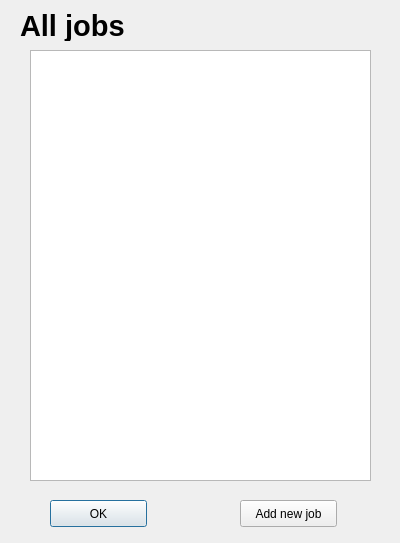
Above: dialogs/job/JobIndex.ui from supermaximo93/Computing_Project before the change. Below: the same form after it.
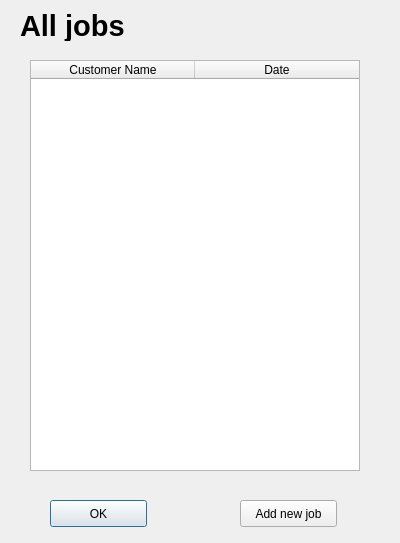
That is the form after the change.

Commit message: Changed the list widget in the Job index screen to a table widget

```diff
--- a/dialogs/job/JobIndex.ui
+++ b/dialogs/job/JobIndex.ui
@@ -33,16 +33,6 @@
     <string>All jobs</string>
    </property>
   </widget>
-  <widget class="QListWidget" name="listWidget_jobsE">
-   <property name="geometry">
-    <rect>
-     <x>30</x>
-     <y>50</y>
-     <width>341</width>
-     <height>431</height>
-    </rect>
-   </property>
-  </widget>
   <widget class="QPushButton" name="pushButton_ok">
    <property name="geometry">
     <rect>
@@ -69,6 +59,65 @@
     <string>Add new job</string>
    </property>
   </widget>
+  <widget class="QTableWidget" name="tableWidget">
+   <property name="geometry">
+    <rect>
+     <x>30</x>
+     <y>60</y>
+     <width>330</width>
+     <height>411</height>
+    </rect>
+   </property>
+   <property name="minimumSize">
+    <size>
+     <width>330</width>
+     <height>0</height>
+    </size>
+   </property>
+   <property name="maximumSize">
+    <size>
+     <width>330</width>
+     <height>16777215</height>
+    </size>
+   </property>
+   <property name="baseSize">
+    <size>
+     <width>330</width>
+     <height>0</height>
+    </size>
+   </property>
+   <property name="alternatingRowColors">
+    <bool>true</bool>
+   </property>
+   <property name="showGrid">
+    <bool>false</bool>
+   </property>
+   <property name="sortingEnabled">
+    <bool>false</bool>
+   </property>
+   <attribute name="horizontalHeaderDefaultSectionSize">
+    <number>164</number>
+   </attribute>
+   <attribute name="horizontalHeaderHighlightSections">
+    <bool>false</bool>
+   </attribute>
+   <attribute name="verticalHeaderVisible">
+    <bool>false</bool>
+   </attribute>
+   <attribute name="verticalHeaderHighlightSections">
+    <bool>false</bool>
+   </attribute>
+   <column>
+    <property name="text">
+     <string>Customer Name</string>
+    </property>
+   </column>
+   <column>
+    <property name="text">
+     <string>Date</string>
+    </property>
+   </column>
+  </widget>
  </widget>
  <resources/>
  <connections/>
```
The commit also changes 4 other files.
